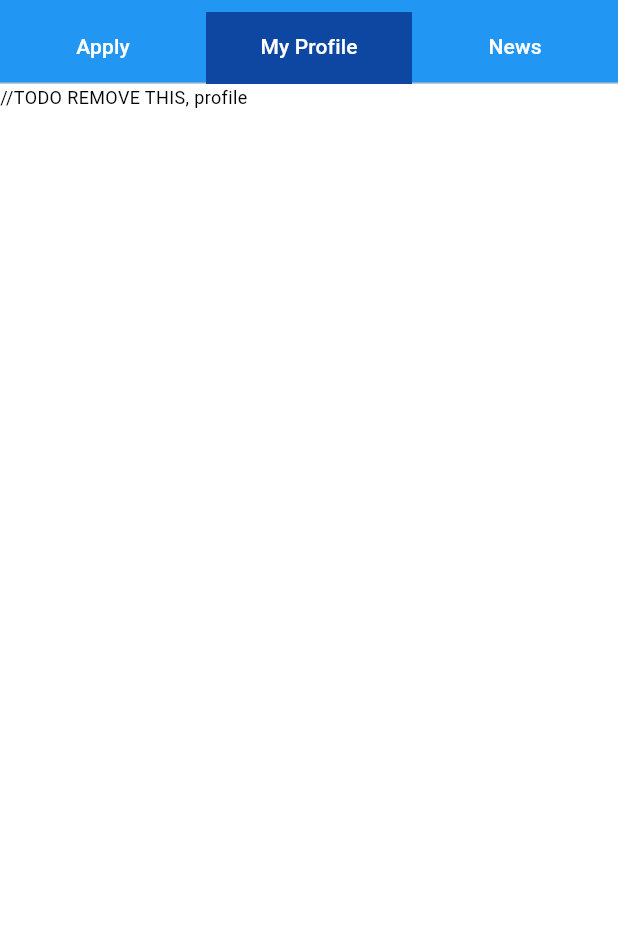
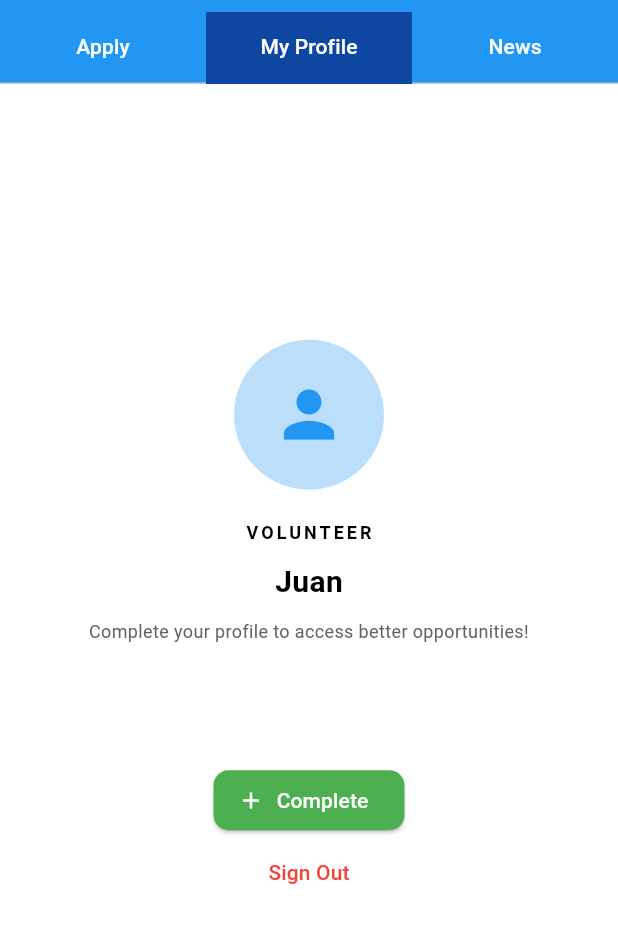
Before and after one commit to ImNotGone/TP_DAMM, a Flutter app: the screen it shows after launch, tab 2 chosen, on a phone screen of 412 x 824 dp, the part 72-1015 px from its top. Run offline on Flutter 3.47's test engine with Material 3 defaults, Android fonts, the phone set to English and light mode, and no system bars; our stand-ins replace firebase_core, flutter_hooks, flutter_riverpod, geolocator, google_maps_flutter, hooks_riverpod and 1 more; accounts and stored records are empty; generated files the repository leaves out were written again; network calls fail.

Commit message:
feat: profile screen for incomplete users

```diff
--- a/lib/home/presentation/profile_screen.dart
+++ b/lib/home/presentation/profile_screen.dart
@@ -1,10 +1,107 @@
 import 'package:flutter/material.dart';
+import 'package:hooks_riverpod/hooks_riverpod.dart';
+import 'package:ser_manos_mobile/providers/user_provider.dart';
+import 'package:flutter_gen/gen_l10n/app_localizations.dart';
 
-class ProfileScreen extends StatelessWidget {
+class ProfileScreen extends HookConsumerWidget {
   const ProfileScreen({super.key});
 
   @override
-  Widget build(BuildContext context) {
-    return const Text('//TODO REMOVE THIS, profile');
+  Widget build(BuildContext context, WidgetRef ref) {
+    final currentUser = ref.watch(usersProvider);
+
+    return currentUser.isComplete()
+        ? const _UserData()
+        : _MissingDataScreen(
+            username: currentUser.name,
+          );
   }
 }
+
+class _UserData extends HookConsumerWidget {
+  const _UserData();
+
+  @override
+  Widget build(BuildContext context, WidgetRef ref) {
+    return const Padding(
+        padding: EdgeInsets.all(16.0),
+        child: Column(
+            crossAxisAlignment: CrossAxisAlignment.center,
+            children: [Text('Complete User Data Screen')]));
+  }
+}
+
+class _MissingDataScreen extends HookConsumerWidget {
+  final String username;
+
+  const _MissingDataScreen({required this.username});
+
+  @override
+  Widget build(BuildContext context, WidgetRef ref) {
+    return Center(child: Column(
+      mainAxisAlignment: MainAxisAlignment.center,
+      crossAxisAlignment: CrossAxisAlignment.center,
+      children: [
+        CircleAvatar(
+          radius: 50,
+          backgroundColor: Colors.blue[100],
+          child: Icon(
+            Icons.person,
+            size: 50,
+            color: Theme.of(context).colorScheme.primary,
+          ),
+        ),
+        const SizedBox(height: 20),
+        Text(
+          AppLocalizations.of(context)!.volunteer.toUpperCase(),
+          style: const TextStyle(
+            fontWeight: FontWeight.bold,
+            letterSpacing: 2,
+          ),
+        ),
+        const SizedBox(height: 10),
+        Text(
+          currentUser.name,
+          style: const TextStyle(
+            fontSize: 20,
+            fontWeight: FontWeight.bold,
+          ),
+        ),
+        const SizedBox(height: 10),
+        Text(
+          AppLocalizations.of(context)!.completeProfile,
+          textAlign: TextAlign.center,
+          style: TextStyle(
+            color: Colors.grey[700],
+          ),
+        ),
+        const SizedBox(height: 80),
+        ElevatedButton.icon(
+          onPressed: () {
+            // Add your profile completion logic here
+          },
+          icon: const Icon(Icons.add),
+          label: Text(AppLocalizations.of(context)!.complete),
+          style: ElevatedButton.styleFrom(
+            backgroundColor: Theme.of(context).colorScheme.secondary,
+            foregroundColor: Theme.of(context).colorScheme.onSecondary,
+            shape: RoundedRectangleBorder(
+              borderRadius: BorderRadius.circular(10),
+            ),
+          ),
+        ),
+        TextButton(
+          onPressed: () {
+            // Add your logout logic here
+          },
+          child: Text(
+            AppLocalizations.of(context)!.signOut,
+            style: const TextStyle(
+              color: Colors.red,
+            ),
+          ),
+        ),
+      ],
+    ));
+  }
+}
--- a/lib/l10n/app_en.arb
+++ b/lib/l10n/app_en.arb
@@ -15,6 +15,7 @@
   "haveAccount": "I already have an account",
   "login": "Login",
   "signUp": "Sign Up",
+  "signOut": "Sign Out",
   "apply": "Apply",
     "search": "Search",
     "volunteering": "Volunteering",
@@ -23,5 +24,12 @@
   "news": "News",
     "readMore": "Read More",
     "share": "Share",
-    "shareThisNote": "Share this note"
+    "shareThisNote": "Share this note",
+  "profileInfo": "Profile Information",
+    "male": "Male",
+    "female": "Female",
+    "nonBinary": "Non-binary",
+  "volunteer": "Volunteer",
+  "completeProfile": "Complete your profile to access better opportunities!",
+  "complete": "Complete"
 }
--- a/lib/l10n/app_es.arb
+++ b/lib/l10n/app_es.arb
@@ -15,6 +15,7 @@
   "haveAccount": "Ya tengo cuenta",
   "login": "Iniciar Sesión",
   "signUp": "Registrarse",
+  "signOut": "Cerrar Sesión",
   "apply": "Postularse",
     "search": "Buscar",
     "volunteering": "Voluntariados",
@@ -23,5 +24,12 @@
   "news": "Novedades",
     "readMore": "Leer Más",
     "share": "Compartir",
-    "shareThisNote": "Comparte esta nota"
+    "shareThisNote": "Comparte esta nota",
+  "profileInfo": "Información de Perfil",
+    "male": "Hombre",
+    "female": "Mujer",
+    "nonBinary": "No binario",
+  "volunteer": "Voluntario",
+  "completeProfile": "¡Completá tu perfil para tener acceso a mejores oportunidades!",
+  "complete": "Completar"
 }
```
